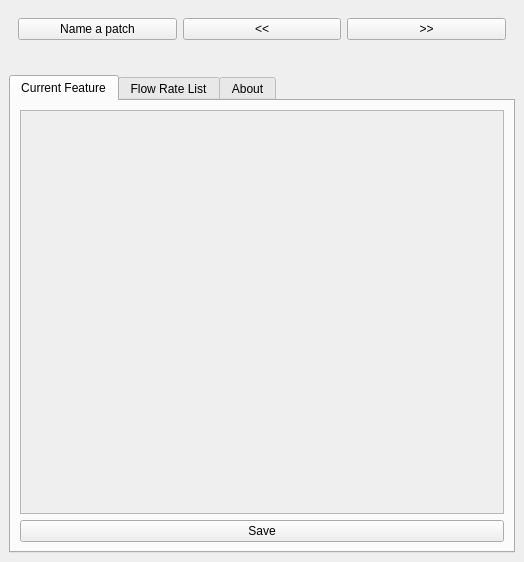
Qt form base/resources/ui_segment_dock.ui (EL-BID/red_basica) before a commit.
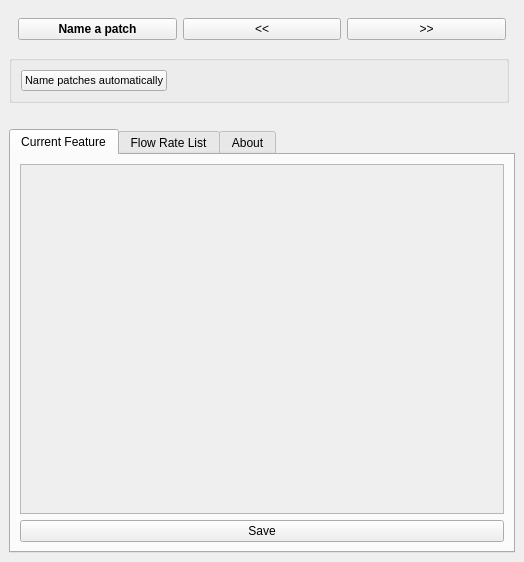
The same form after that commit.

Commit message: ui segment dock

```diff
--- a/base/resources/ui_segment_dock.ui
+++ b/base/resources/ui_segment_dock.ui
@@ -12,8 +12,8 @@
   </property>
   <property name="minimumSize">
    <size>
-    <width>394</width>
-    <height>312</height>
+    <width>524</width>
+    <height>354</height>
    </size>
   </property>
   <property name="windowTitle">
@@ -26,6 +26,11 @@
       <layout class="QHBoxLayout" name="horizontalLayout">
        <item>
         <widget class="QPushButton" name="btnNamePatch">
+         <property name="font">
+          <font>
+           <bold>true</bold>
+          </font>
+         </property>
          <property name="text">
           <string>Name a patch</string>
          </property>
@@ -48,14 +53,7 @@
       </layout>
      </widget>
     </item>
-    <item row="1" column="0">
-     <widget class="QLabel" name="lblMsg">
-      <property name="text">
-       <string/>
-      </property>
-     </widget>
-    </item>
-    <item row="2" column="0">
+    <item row="4" column="0">
      <widget class="QTabWidget" name="tabWidget">
       <property name="currentIndex">
        <number>0</number>
@@ -75,8 +73,8 @@
             <rect>
              <x>0</x>
              <y>0</y>
-             <width>482</width>
-             <height>373</height>
+             <width>452</width>
+             <height>279</height>
             </rect>
            </property>
            <layout class="QVBoxLayout" name="verticalLayout"/>
@@ -233,6 +231,37 @@
       </widget>
      </widget>
     </item>
+    <item row="3" column="0">
+     <widget class="QLabel" name="lblMsg">
+      <property name="text">
+       <string/>
+      </property>
+     </widget>
+    </item>
+    <item row="2" column="0">
+     <widget class="QGroupBox" name="horizontalGroupBox">
+      <property name="maximumSize">
+       <size>
+        <width>500</width>
+        <height>16777215</height>
+       </size>
+      </property>
+      <layout class="QHBoxLayout" name="horizontalLayout_4">
+       <item alignment="Qt::AlignLeading|Qt::AlignLeft|Qt::AlignTop">
+        <widget class="QPushButton" name="btnAutoNamePatch">
+         <property name="font">
+          <font>
+           <pointsize>8</pointsize>
+          </font>
+         </property>
+         <property name="text">
+          <string>Name patches automatically</string>
+         </property>
+        </widget>
+       </item>
+      </layout>
+     </widget>
+    </item>
    </layout>
   </widget>
  </widget>
```
Left out of the diff: 8 changed lines with no effect on the pictures.
